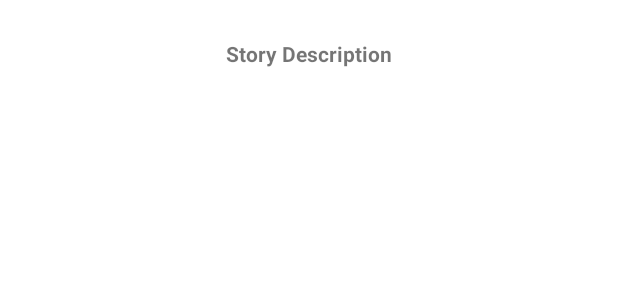
After one commit to samd5001/udacity-android-dev-nanodegree-capstone-project, an Android app: the layout widget_selected_issue.xml on its own in the app's theme, with its tools: preview values and no code run, on a phone screen of 412 x 824 dp. The commit adds this screen. Shown: the top 300 px of the screen. Run offline under Robolectric (Android 15) with nearby library versions, the phone set to English and light mode, and no system bars.

Commit message:
Started widget implementation

```diff
--- a/app/src/main/java/com/sdunk/jiraestimator/view/estimate/EstimateSessionListFragment.java
+++ b/app/src/main/java/com/sdunk/jiraestimator/view/estimate/EstimateSessionListFragment.java
@@ -51,5 +51,4 @@ public class EstimateSessionListFragment extends Fragment {
         binding.hostButton.setOnClickListener(view -> ((EstimateActivity) requireActivity()).startHostingSession());
         return binding.getRoot();
     }
-
 }
--- a/app/src/main/res/drawable/ic_launcher_background.xml
+++ b/app/src/main/res/drawable/ic_launcher_background.xml
@@ -5,7 +5,7 @@
     android:viewportHeight="108"
     android:viewportWidth="108">
     <path
-        android:fillColor="#3DDC84"
+        android:fillColor="@color/colorPrimary"
         android:pathData="M0,0h108v108h-108z" />
     <path
         android:fillColor="#00000000"
--- a/app/src/main/res/layout/fragment_issue_detail.xml
+++ b/app/src/main/res/layout/fragment_issue_detail.xml
@@ -27,7 +27,8 @@
             android:text='@{issue.description != null &amp;&amp; !issue.description.trim().equals("") ? issue.description : "No description Set"}'
             app:layout_constraintEnd_toEndOf="parent"
             app:layout_constraintStart_toStartOf="parent"
-            app:layout_constraintTop_toTopOf="parent" />
+            app:layout_constraintTop_toTopOf="parent"
+            tools:text="@string/description_placeholder"/>
 
         <TextView
             android:id="@+id/points_label"
@@ -35,7 +36,7 @@
             android:layout_height="16dp"
             android:layout_marginStart="36dp"
             android:layout_marginTop="28dp"
-            android:text="@string/current_points"
+            android:text="@string/points_label"
             app:layout_constraintStart_toStartOf="parent"
             app:layout_constraintTop_toBottomOf="@+id/issue_description" />
 
--- /dev/null
+++ b/app/src/main/res/layout/widget_selected_issue.xml
@@ -0,0 +1,71 @@
+<?xml version="1.0" encoding="utf-8"?>
+<LinearLayout xmlns:android="http://schemas.android.com/apk/res/android"
+    xmlns:tools="http://schemas.android.com/tools"
+    android:id="@+id/widget"
+    android:layout_width="match_parent"
+    android:layout_height="match_parent"
+    android:background="@android:color/background_light"
+    android:orientation="vertical">
+
+    <LinearLayout
+        android:id="@+id/widget_header"
+        android:layout_width="match_parent"
+        android:layout_height="wrap_content"
+        android:background="@color/colorPrimary">
+        <TextView
+            android:id="@+id/widget_story_name"
+            android:layout_width="wrap_content"
+            android:layout_height="wrap_content"
+            android:layout_margin="16dp"
+            android:textSize="24sp"
+            android:textStyle="bold|italic"
+            android:textColor="@android:color/white"
+            android:visibility="gone"
+            tools:text="Story Name"/>
+    </LinearLayout>
+
+    <LinearLayout
+        android:id="@+id/widget_text_container"
+        android:layout_marginTop="18dp"
+        android:layout_width="match_parent"
+        android:layout_height="wrap_content"
+        android:orientation="horizontal"
+        android:gravity="center">
+        <TextView
+            android:id="@+id/widget_story_description"
+            android:layout_width="wrap_content"
+            android:layout_height="wrap_content"
+            android:layout_margin="@dimen/widget_text_margin"
+            android:textSize="14sp"
+            android:textStyle="bold"
+            tools:text="@string/description_placeholder"/>
+    </LinearLayout>
+    <LinearLayout
+        android:id="@+id/widget_story_point_container"
+        android:layout_marginTop="18dp"
+        android:layout_width="match_parent"
+        android:layout_height="wrap_content"
+        android:orientation="horizontal"
+        android:gravity="center"
+        android:visibility="gone">
+        <TextView
+            android:layout_width="wrap_content"
+            android:layout_height="wrap_content"
+            android:layout_margin="@dimen/widget_text_margin"
+            android:textSize="14sp"
+            android:textStyle="bold"
+            android:text="@string/points_label"/>
+        <TextView
+            android:id="@+id/widget_story_points"
+            android:layout_width="wrap_content"
+            android:layout_height="wrap_content"
+            android:layout_margin="@dimen/widget_text_margin"
+            android:textSize="14sp"
+            android:textStyle="bold"
+            tools:text="@string/point_placeholder"/>
+    </LinearLayout>
+
+
+
+
+</LinearLayout>
--- a/app/src/main/res/values/colors.xml
+++ b/app/src/main/res/values/colors.xml
@@ -1,6 +1,6 @@
 <?xml version="1.0" encoding="utf-8"?>
 <resources>
-    <color name="colorPrimary">#6200EE</color>
-    <color name="colorPrimaryDark">#3700B3</color>
-    <color name="colorAccent">#03DAC5</color>
+    <color name="colorPrimary">#0052CC</color>
+    <color name="colorPrimaryDark">#002B9A</color>
+    <color name="colorAccent">#5D7EFF</color>
 </resources>
--- a/app/src/main/res/values/dimens.xml
+++ b/app/src/main/res/values/dimens.xml
@@ -2,8 +2,6 @@
     <!-- Default screen margins, per the Android Design guidelines. -->
     <dimen name="activity_horizontal_margin">16dp</dimen>
     <dimen name="activity_vertical_margin">16dp</dimen>
-    <dimen name="fab_margin">16dp</dimen>
-    <dimen name="app_bar_height">200dp</dimen>
     <dimen name="item_width">200dp</dimen>
-    <dimen name="text_margin">16dp</dimen>
+    <dimen name="widget_text_margin">8dp</dimen>
 </resources>
```
Also changed, not shown: app/src/main/AndroidManifest.xml (+11 -1 lines), app/src/main/java/com/sdunk/jiraestimator/view/estimate/EstimateActivity.java (+50 -20 lines), app/src/main/java/com/sdunk/jiraestimator/view/estimate/EstimateSessionHostFragment.java (+1 -13 lines), app/src/main/java/com/sdunk/jiraestimator/widget/SelectedIssueWidget.java (added, +68 -0 lines), app/src/main/res/menu/issue_bottom_menu.xml (deleted, +0 -7 lines), app/src/main/res/values/strings.xml (+17 -9 lines), app/src/main/res/xml/issue_widget_info.xml (added, +10 -0 lines), app/src/main/java/com/sdunk/jiraestimator/api/APIIdlingResource.java (line endings or trailing spaces), app/src/main/res/transition/explode.xml (line endings or trailing spaces), 4 other files.
